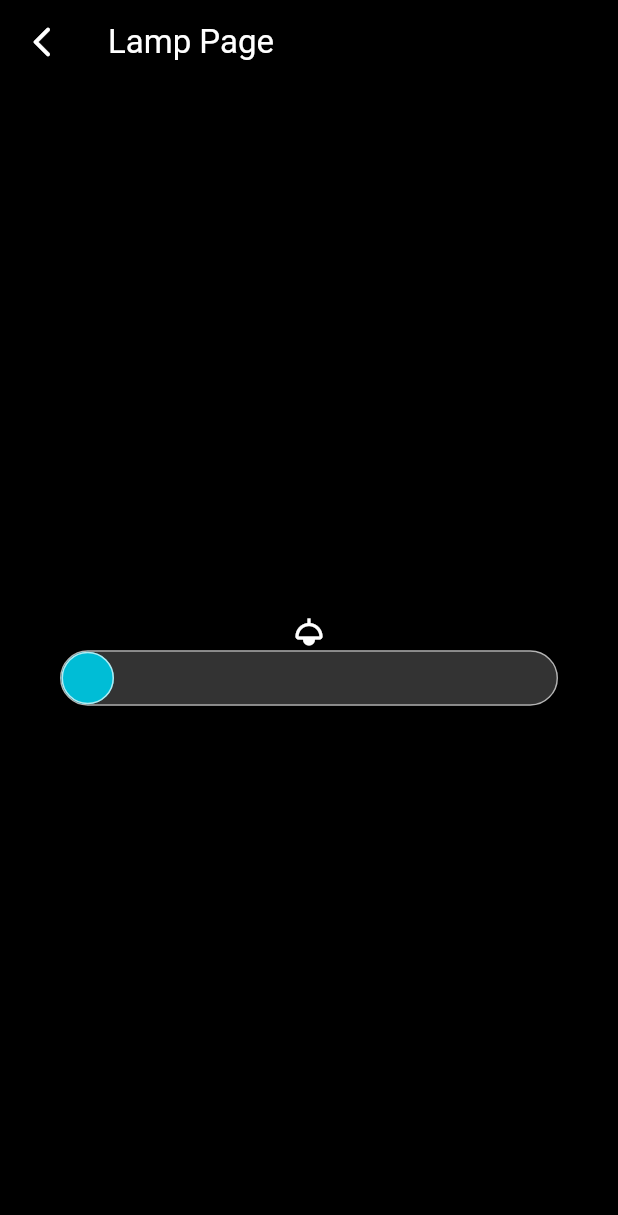
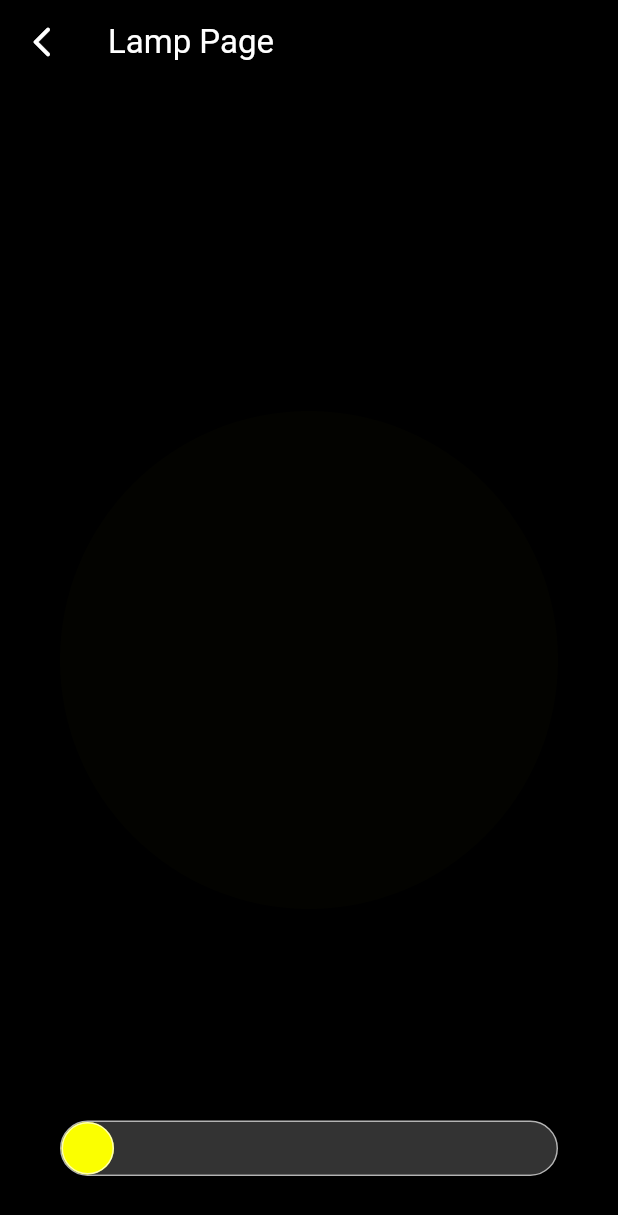
Before and after one commit to jesuspedge/ui_demo_app, a Flutter app: the LampPage screen opened directly, on a phone screen of 412 x 824 dp. Shown: the top 1215 px of the screen. Run offline on Flutter 3.47's test engine with Material 3 defaults, Android fonts, the phone set to English and light mode, and no system bars; our stand-ins replace equatable, flutter_bloc; missing offline and left inert: dart:html.

Commit message:
adding container interacting with slider

```diff
--- a/lib/pages/all_pages/03_lamp/lamp_page.dart
+++ b/lib/pages/all_pages/03_lamp/lamp_page.dart
@@ -1,3 +1,5 @@
+import 'dart:ui';
+
 import 'package:flutter/material.dart';
 
 import 'package:flutter_bloc/flutter_bloc.dart';
@@ -14,6 +16,9 @@ class LampPage extends StatefulWidget {
 }
 
 class _LampPageState extends State<LampPage> {
+  Color selectedColor = const Color(0xFFFBFF00);
+  double opacity = 0.0;
+
   @override
   Widget build(BuildContext context) {
     return Container(
@@ -45,19 +50,47 @@ class _LampPageState extends State<LampPage> {
           ),
         ),
         body: Center(
-          child: Column(
+          child: Stack(
+            children: [
+              Column(
                 mainAxisAlignment: MainAxisAlignment.center,
                 crossAxisAlignment: CrossAxisAlignment.center,
                 children: [
-              const Icon(Icons.light, color: Colors.white),
+                  const Spacer(),
                   Padding(
                     padding: const EdgeInsets.symmetric(horizontal: 40),
                     child: CustomSlider(
-                  onSlide: (value) {},
+                      onSlide: (value) async {
+                        //Fix this
+                        Future.delayed(Duration.zero, () async {
+                          setState(() {
+                            opacity = value;
+                          });
+                        });
+                      },
                       height: 35,
-                  backgroundColor: const Color(0xFF00BDD6),
+                      backgroundColor: selectedColor,
                     ),
-              )
+                  ),
+                  const SizedBox(height: 40)
+                ],
+              ),
+              Positioned(
+                child: Container(
+                  margin: const EdgeInsets.all(40),
+                  decoration: BoxDecoration(
+                    color: selectedColor.withOpacity(
+                        lerpDouble(0.01, 1.0, opacity * 0.1)!.toDouble()),
+                    shape: BoxShape.circle,
+                    boxShadow: [
+                      BoxShadow(
+                          color: selectedColor.withOpacity(opacity),
+                          blurRadius: 100,
+                          spreadRadius: 100),
+                    ],
+                  ),
+                ),
+              ),
             ],
           ),
         ),
```
Lines whose indentation alone changed are shown as unchanged.
